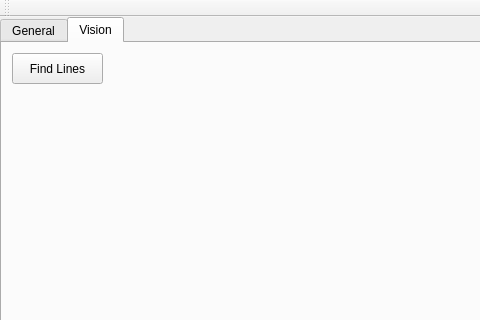
Qt form catkin_ws/src/hri/justina_gui/src/MainWindow.ui (mnegretev/JustinaLight) before a commit; both pictures show x 0 to 480 and y 0 to 320 of the 640 by 554 pixel window.
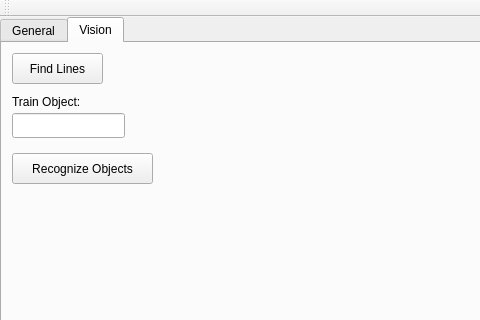
The same form after that commit. The open tabs and pages were chosen to show the change.

Commit message: Add object recognition and training to obj_reco node. Modify gui to call these new services. Modify JustinaVision to call these new services. Add some training files for the simulated pringles.

```diff
--- a/catkin_ws/src/hri/justina_gui/src/MainWindow.ui
+++ b/catkin_ws/src/hri/justina_gui/src/MainWindow.ui
@@ -1706,6 +1706,42 @@
        <string>Find Lines</string>
       </property>
      </widget>
+     <widget class="QLineEdit" name="visTxtTrainObject">
+      <property name="geometry">
+       <rect>
+        <x>10</x>
+        <y>70</y>
+        <width>113</width>
+        <height>25</height>
+       </rect>
+      </property>
+     </widget>
+     <widget class="QLabel" name="label_5">
+      <property name="geometry">
+       <rect>
+        <x>10</x>
+        <y>50</y>
+        <width>101</width>
+        <height>17</height>
+       </rect>
+      </property>
+      <property name="text">
+       <string>Train Object:</string>
+      </property>
+     </widget>
+     <widget class="QPushButton" name="visBtnRecogObjects">
+      <property name="geometry">
+       <rect>
+        <x>10</x>
+        <y>110</y>
+        <width>141</width>
+        <height>31</height>
+       </rect>
+      </property>
+      <property name="text">
+       <string>Recognize Objects</string>
+      </property>
+     </widget>
     </widget>
    </widget>
   </widget>
```
Left out of the diff: 2 changed lines with no effect on the pictures. The commit also changes 27 other files.
